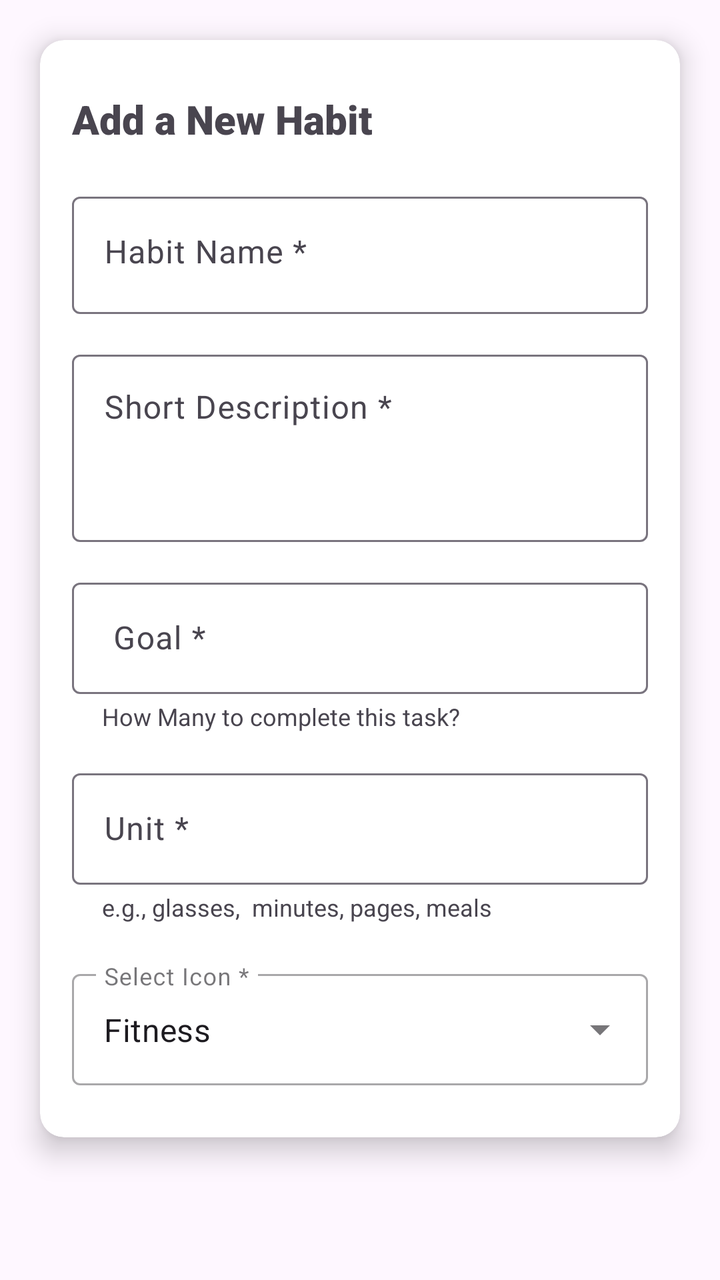
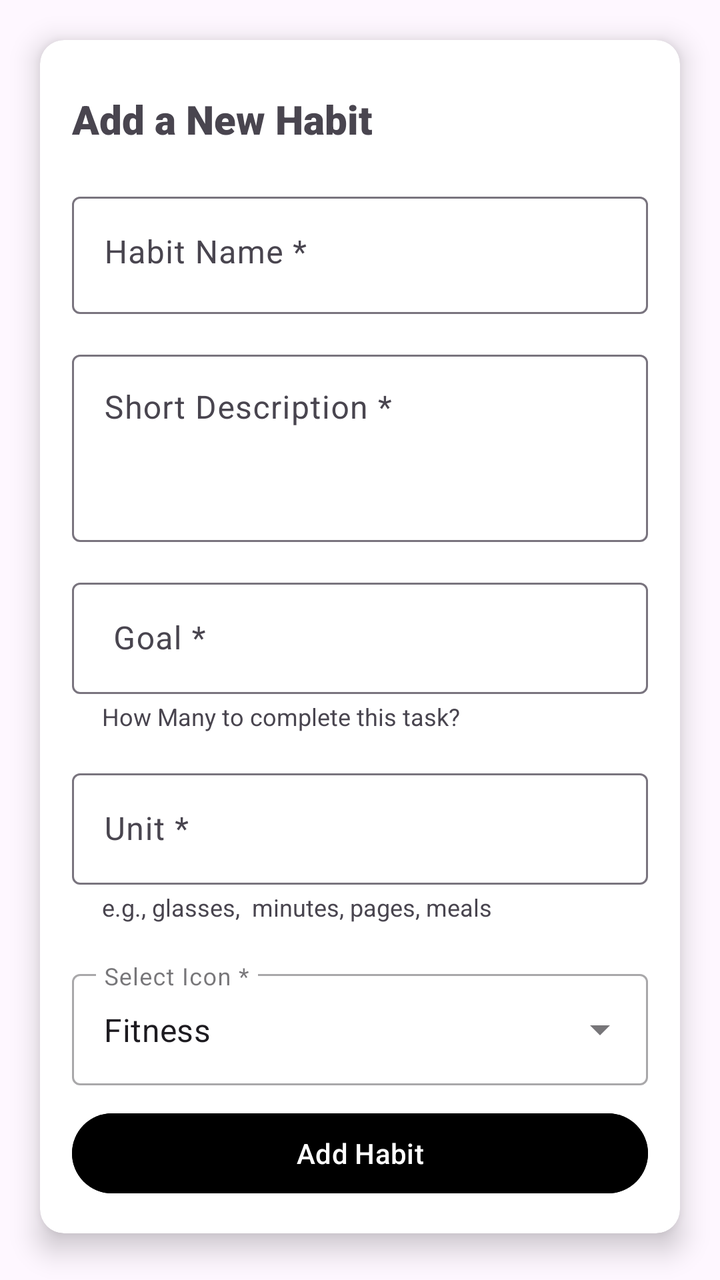

Before-and-after screenshots of an Android layout around one commit, followed by the original layout XML and the change that was made.
<!-- AndroidManifest.xml: application theme Theme.HabitTracker -->
<!-- res/layout/fragment_new_habit.xml -->
<?xml version="1.0" encoding="utf-8"?>
<FrameLayout xmlns:android="http://schemas.android.com/apk/res/android"
    xmlns:app="http://schemas.android.com/apk/res-auto"
    xmlns:tools="http://schemas.android.com/tools"
    android:layout_width="match_parent"
    android:layout_height="match_parent"
    tools:context=".View.NewHabitFragment">

    <androidx.cardview.widget.CardView
        android:layout_width="match_parent"
        android:layout_height="wrap_content"
        android:layout_margin="20dp"
        app:cardBackgroundColor="@color/white"
        app:cardCornerRadius="12dp"
        app:cardElevation="8dp" >

        <LinearLayout
            android:layout_width="match_parent"
            android:layout_height="match_parent"
            android:orientation="vertical"
            android:padding="16dp">

            <TextView
                android:id="@+id/textView"
                android:layout_width="match_parent"
                android:layout_height="wrap_content"
                android:fontFamily="sans-serif-black"
                android:paddingTop="10dp"
                android:paddingBottom="20dp"
                android:text="Add a New Habit"
                android:textSize="20sp"
                android:textStyle="bold" />

            <com.google.android.material.textfield.TextInputLayout
                android:layout_width="match_parent"
                android:layout_height="match_parent"
                android:layout_marginBottom="15dp">

                <com.google.android.material.textfield.TextInputEditText
                    android:id="@+id/txtHabitName"
                    android:layout_width="match_parent"
                    android:layout_height="wrap_content"
                    android:hint="Habit Name *"
                    android:inputType="text"
                    android:paddingBottom="20dp" />

            </com.google.android.material.textfield.TextInputLayout>

            <com.google.android.material.textfield.TextInputLayout
                android:layout_width="match_parent"
                android:layout_height="match_parent"
                android:layout_marginBottom="15dp">

                <com.google.android.material.textfield.TextInputEditText
                    android:id="@+id/txtDescription"
                    android:layout_width="match_parent"
                    android:layout_height="wrap_content"
                    android:gravity="start|top"
                    android:hint="Short Description *"
                    android:maxLines="5"
                    android:minLines="3" />
            </com.google.android.material.textfield.TextInputLayout>

            <com.google.android.material.textfield.TextInputLayout
                android:layout_width="match_parent"
                android:layout_height="match_parent"
                android:layout_marginBottom="15dp">

                <com.google.android.material.textfield.TextInputEditText
                    android:id="@+id/txtGoal"
                    android:layout_width="match_parent"
                    android:layout_height="wrap_content"
                    android:hint=" Goal *"
                    android:inputType="number|numberDecimal" />

                <TextView
                    android:id="@+id/textView4"
                    android:layout_width="wrap_content"
                    android:layout_height="wrap_content"
                    android:layout_marginStart="15dp"
                    android:layout_marginTop="3dp"
                    android:layout_weight="1"
                    android:text="How Many to complete this task?"
                    android:textSize="12sp" />
            </com.google.android.material.textfield.TextInputLayout>

            <com.google.android.material.textfield.TextInputLayout
                android:layout_width="match_parent"
                android:layout_height="match_parent"
                android:layout_marginBottom="20dp">

                <com.google.android.material.textfield.TextInputEditText
                    android:layout_width="match_parent"
                    android:layout_height="wrap_content"
                    android:hint="Unit *"
                    android:inputType="text" />

                <TextView
                    android:id="@+id/textView5"
                    android:layout_width="wrap_content"
                    android:layout_height="wrap_content"
                    android:layout_marginStart="15dp"
                    android:layout_marginTop="3dp"
                    android:layout_weight="1"
                    android:text="e.g., glasses,  minutes, pages, meals"
                    android:textSize="12sp" />
            </com.google.android.material.textfield.TextInputLayout>

            <com.google.android.material.textfield.TextInputLayout
                android:layout_width="match_parent"
                android:layout_height="wrap_content"
                android:layout_marginBottom="10dp"
                android:hint="Select Icon *"
                style="@style/Widget.MaterialComponents.TextInputLayout.OutlinedBox.ExposedDropdownMenu">

                <AutoCompleteTextView
                    android:id="@+id/txtIcon"
                    android:layout_width="match_parent"
                    android:layout_height="wrap_content"
                    android:layout_weight="1"
                    android:text="Fitness" />
            </com.google.android.material.textfield.TextInputLayout>

        </LinearLayout>

    </androidx.cardview.widget.CardView>

</FrameLayout>
<!-- resources referenced by this layout -->
<resources>
  <color name="white">#FFFFFFFF</color>
  <style name="Theme.HabitTracker" parent="Base.Theme.HabitTracker" />
  <style name="Base.Theme.HabitTracker" parent="Theme.Material3.DayNight.NoActionBar">
          
          
      </style>
</resources>

<!-- the commit's change to res/layout/fragment_new_habit.xml (unified diff, before → after) -->
@@ -120,6 +120,13 @@
                     android:layout_weight="1"
                     android:text="Fitness" />
             </com.google.android.material.textfield.TextInputLayout>
+                <Button
+                    android:id="@+id/btnAddHabit"
+                    android:layout_width="match_parent"
+                    android:layout_height="wrap_content"
+                    android:backgroundTint="@color/primaryColor"
+                    android:text="Add Habit"
+                    android:textColor="@color/white" />
 
         </LinearLayout>
 
